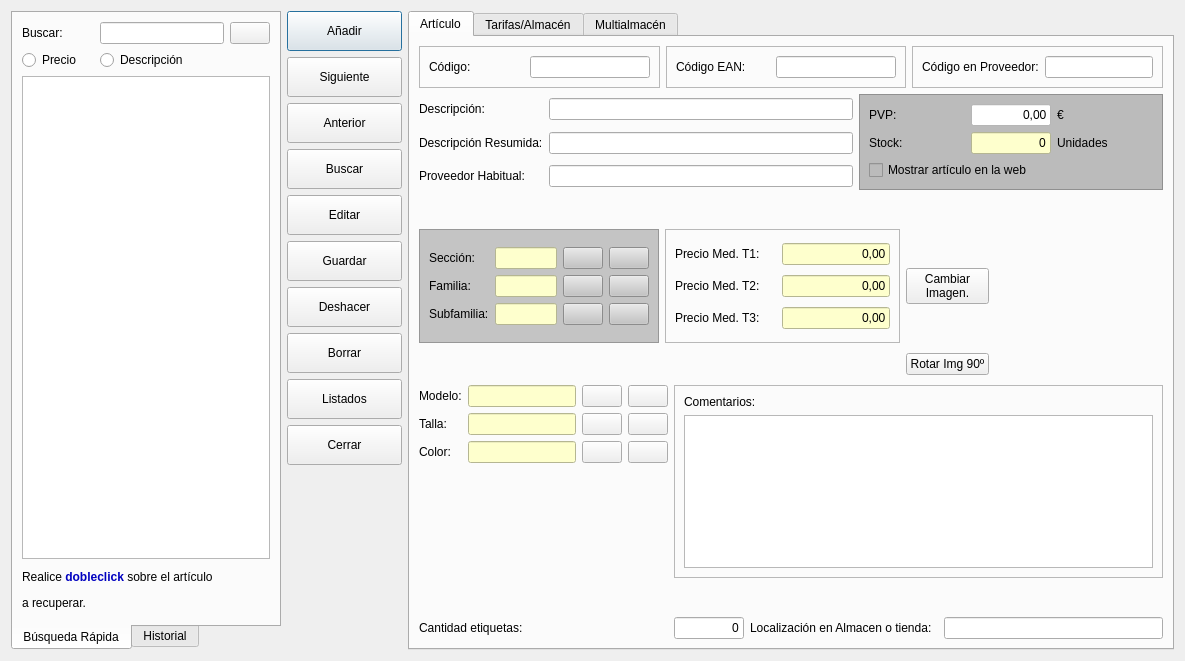
arcnexus/RedFoX, file frmarticulos.ui: the form before one commit.
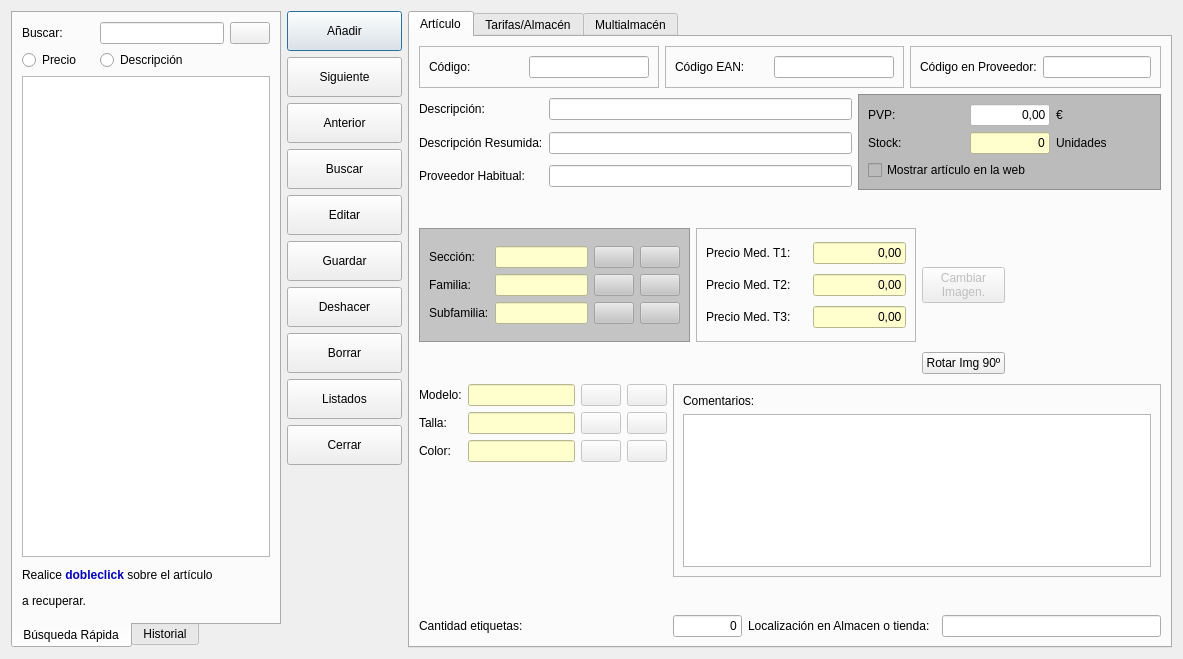
The form after the commit. Icons and pictures are not drawn.

Diff of the .ui file:
```diff
--- a/frmarticulos.ui
+++ b/frmarticulos.ui
@@ -6,8 +6,8 @@
    <rect>
     <x>0</x>
     <y>0</y>
-    <width>1185</width>
-    <height>661</height>
+    <width>1183</width>
+    <height>659</height>
    </rect>
   </property>
   <property name="windowTitle">
@@ -740,7 +740,7 @@
            </property>
            <property name="maximumSize">
             <size>
-             <width>240</width>
+             <width>294</width>
              <height>16777215</height>
             </size>
            </property>
@@ -758,6 +758,9 @@
              <layout class="QGridLayout" name="gridLayout_10">
               <item row="0" column="2">
                <widget class="QPushButton" name="botBuscarSeccion">
+                <property name="enabled">
+                 <bool>false</bool>
+                </property>
                 <property name="text">
                  <string/>
                 </property>
@@ -772,6 +775,12 @@
                 <property name="enabled">
                  <bool>false</bool>
                 </property>
+                <property name="minimumSize">
+                 <size>
+                  <width>92</width>
+                  <height>0</height>
+                 </size>
+                </property>
                 <property name="autoFillBackground">
                  <bool>false</bool>
                 </property>
@@ -804,6 +813,9 @@
               </item>
               <item row="1" column="2">
                <widget class="QPushButton" name="botBuscarFamilia">
+                <property name="enabled">
+                 <bool>false</bool>
+                </property>
                 <property name="text">
                  <string/>
                 </property>
@@ -818,6 +830,12 @@
                 <property name="enabled">
                  <bool>false</bool>
                 </property>
+                <property name="minimumSize">
+                 <size>
+                  <width>92</width>
+                  <height>0</height>
+                 </size>
+                </property>
                 <property name="autoFillBackground">
                  <bool>false</bool>
                 </property>
@@ -832,6 +850,12 @@
                 <property name="enabled">
                  <bool>false</bool>
                 </property>
+                <property name="minimumSize">
+                 <size>
+                  <width>92</width>
+                  <height>0</height>
+                 </size>
+                </property>
                 <property name="autoFillBackground">
                  <bool>false</bool>
                 </property>
@@ -843,6 +867,9 @@
               </item>
               <item row="2" column="2">
                <widget class="QPushButton" name="botBuscarSubfamilia">
+                <property name="enabled">
+                 <bool>false</bool>
+                </property>
                 <property name="text">
                  <string/>
                 </property>
@@ -854,6 +881,9 @@
               </item>
               <item row="0" column="3">
                <widget class="QPushButton" name="pushButton">
+                <property name="enabled">
+                 <bool>false</bool>
+                </property>
                 <property name="text">
                  <string/>
                 </property>
@@ -865,6 +895,9 @@
               </item>
               <item row="1" column="3">
                <widget class="QPushButton" name="pushButton_2">
+                <property name="enabled">
+                 <bool>false</bool>
+                </property>
                 <property name="text">
                  <string/>
                 </property>
@@ -876,6 +909,9 @@
               </item>
               <item row="2" column="3">
                <widget class="QPushButton" name="pushButton_3">
+                <property name="enabled">
+                 <bool>false</bool>
+                </property>
                 <property name="text">
                  <string/>
                 </property>
@@ -892,6 +928,9 @@
          </item>
          <item row="0" column="2">
           <widget class="QPushButton" name="botCambiarImagen">
+           <property name="enabled">
+            <bool>false</bool>
+           </property>
            <property name="text">
             <string>Cambiar
 Imagen.</string>
@@ -945,6 +984,9 @@
         <layout class="QGridLayout" name="gridLayout_12">
          <item row="1" column="2">
           <widget class="QPushButton" name="botBuscarTalla">
+           <property name="enabled">
+            <bool>false</bool>
+           </property>
            <property name="text">
             <string/>
            </property>
@@ -956,6 +998,9 @@
          </item>
          <item row="0" column="2">
           <widget class="QPushButton" name="botBuscarModelo">
+           <property name="enabled">
+            <bool>false</bool>
+           </property>
            <property name="text">
             <string/>
            </property>
@@ -1015,6 +1060,9 @@
          </item>
          <item row="2" column="2">
           <widget class="QPushButton" name="botBuscarColor">
+           <property name="enabled">
+            <bool>false</bool>
+           </property>
            <property name="text">
             <string/>
            </property>
@@ -1054,6 +1102,9 @@
          </item>
          <item row="0" column="3">
           <widget class="QPushButton" name="pushButton_4">
+           <property name="enabled">
+            <bool>false</bool>
+           </property>
            <property name="text">
             <string/>
            </property>
@@ -1065,6 +1116,9 @@
          </item>
          <item row="1" column="3">
           <widget class="QPushButton" name="pushButton_5">
+           <property name="enabled">
+            <bool>false</bool>
+           </property>
            <property name="text">
             <string/>
            </property>
@@ -1076,6 +1130,9 @@
          </item>
          <item row="2" column="3">
           <widget class="QPushButton" name="pushButton_6">
+           <property name="enabled">
+            <bool>false</bool>
+           </property>
            <property name="text">
             <string/>
            </property>
```
